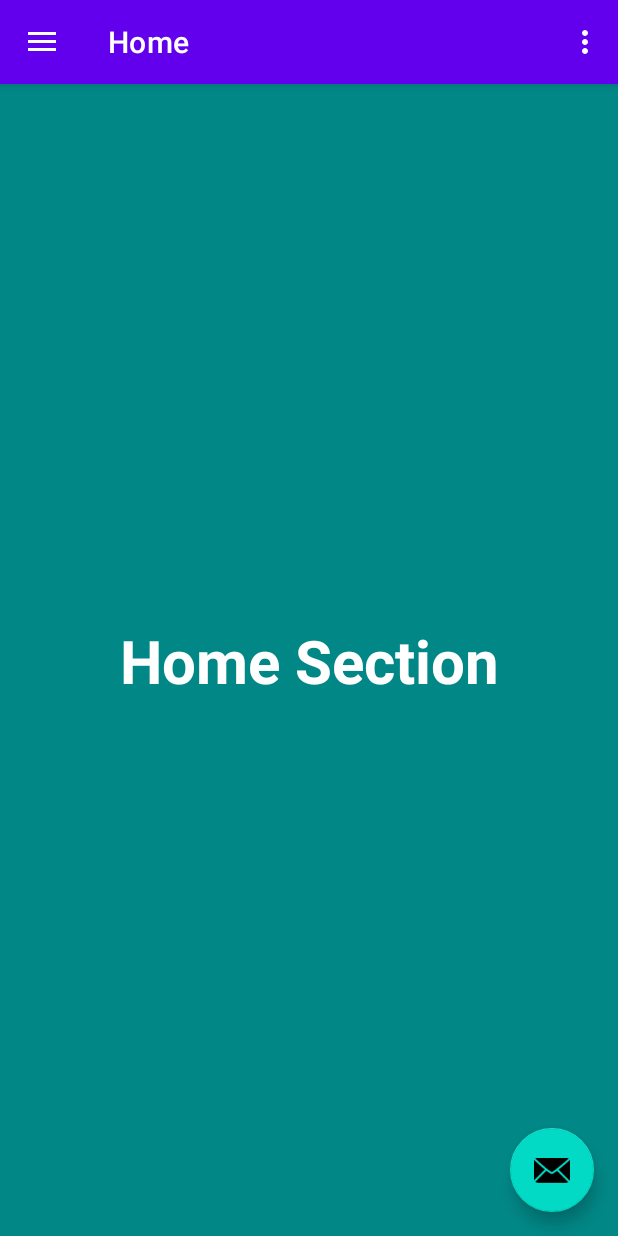
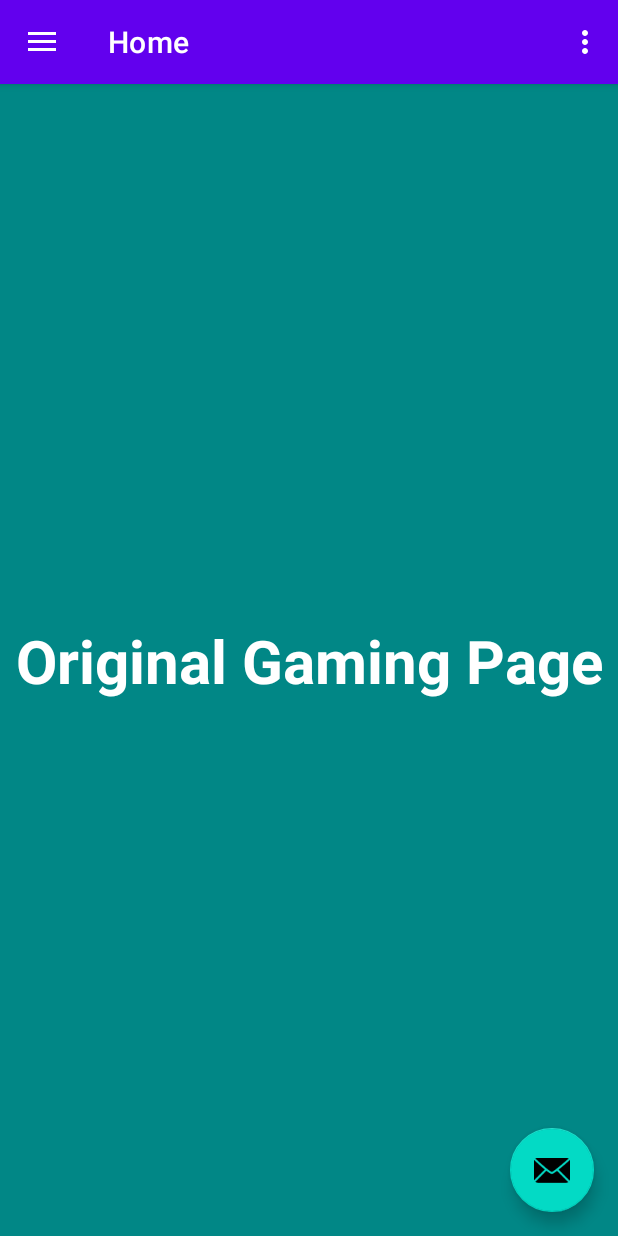
Before and after one commit to HanzlaHassan123/QuizApp_Extended, an Android app: the screen it shows after launch (MainActivity), on a phone screen of 412 x 824 dp. Run offline under Robolectric (Android 15) with nearby library versions, the phone set to English and light mode, and no system bars; our stand-ins replace navigation-ui.

Commit message:
some tweaks

```diff
--- a/app/src/main/java/com/example/gamingapp/ui/home/HomeFragment.java
+++ b/app/src/main/java/com/example/gamingapp/ui/home/HomeFragment.java
@@ -25,7 +25,7 @@ public class HomeFragment extends Fragment {
         View root = binding.getRoot();
 
         final TextView textView = binding.textHome;
-        homeViewModel.getText().observe(getViewLifecycleOwner(), textView::setText);
+       // homeViewModel.getText().observe(getViewLifecycleOwner(), textView::setText);
         return root;
     }
 
--- a/app/src/main/res/layout/fragment_home.xml
+++ b/app/src/main/res/layout/fragment_home.xml
@@ -12,7 +12,7 @@
         android:id="@+id/text_home"
         android:layout_width="wrap_content"
         android:layout_height="wrap_content"
-        android:text="Gaming Page"
+        android:text="Original Gaming Page"
         android:textColor="@color/white"
         android:textSize="40dp"
         android:textStyle="bold"
```
